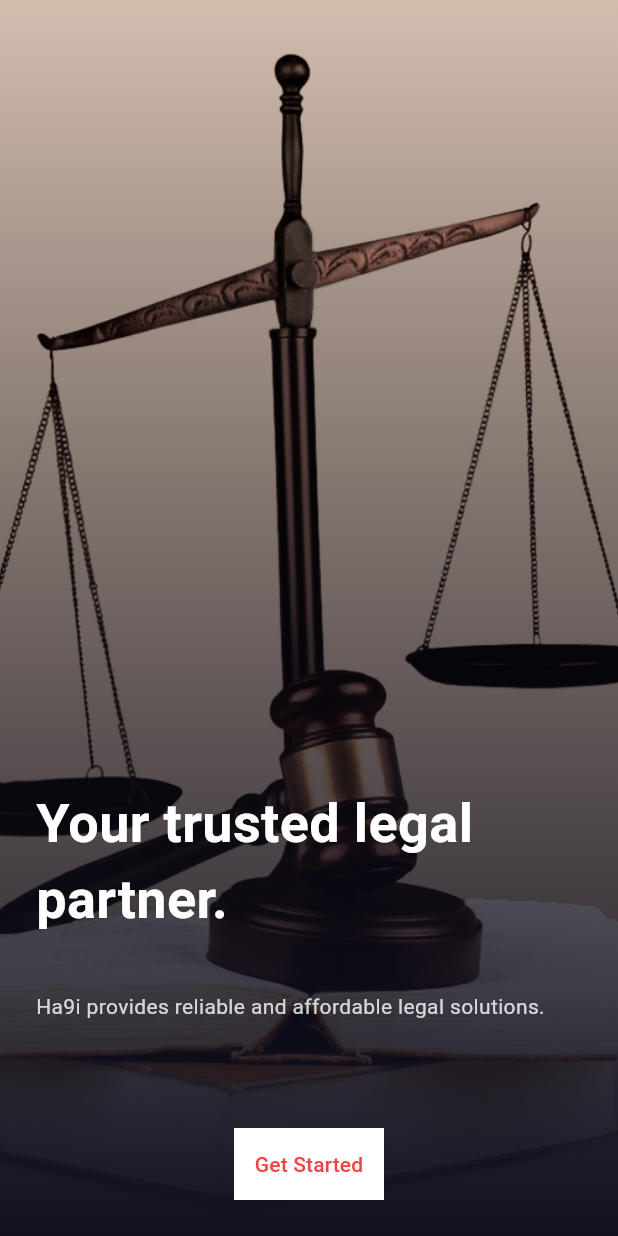
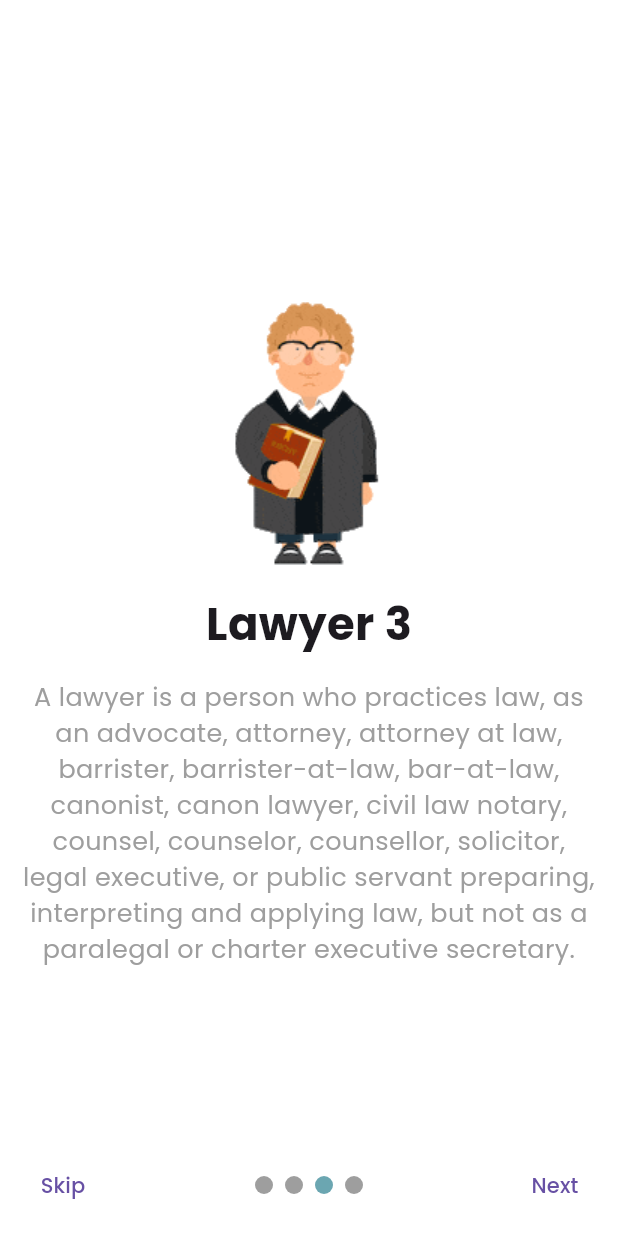
Before and after one commit to Dar-Dev-Hub/Ha9i, a Flutter app: the screen it shows after launch, swiped to page 3, on a phone screen of 412 x 824 dp. Run offline on Flutter 3.47's test engine with Material 3 defaults, Android fonts, the phone set to English and light mode, and no system bars; drawn by our look-alikes of smooth_page_indicator; our stand-ins replace flutter_svg, get, get_storage.

Commit message:
onboarding done 🐸

```diff
--- a/lib/main.dart
+++ b/lib/main.dart
@@ -1,21 +1,29 @@
 import 'package:flutter/material.dart';
 import 'package:get/get.dart';
+import 'package:get_storage/get_storage.dart';
+import 'package:ha9i/screens/auth/get_started.dart';
+import 'package:ha9i/screens/onboarding/onboarding_view.dart';
 import 'package:ha9i/theme/theme.dart';
-import 'screens/splash/splash_screen.dart';
 
-void main() {
-  runApp(const Ha9i());
+void main() async {
+  WidgetsFlutterBinding.ensureInitialized();
+  GetStorage().write('onboarding', false);
+  await GetStorage.init();
+  bool onboarding = GetStorage().read('onboarding') ?? false;
+  runApp(Ha9i(onboarding: onboarding));
 }
 
 class Ha9i extends StatelessWidget {
-  const Ha9i({super.key});
+  final bool onboarding;
+
+  const Ha9i({super.key, required this.onboarding});
 
   @override
   Widget build(BuildContext context) {
     return GetMaterialApp(
       debugShowCheckedModeBanner: false,
       theme: appTheme,
-      home: const SplashScreen(),
+      home: onboarding ? const GetStarted() : const OnboardingView(),
     );
   }
 }
--- /dev/null
+++ b/lib/screens/onboarding/components/colors.dart
@@ -0,0 +1,3 @@
+import 'package:flutter/material.dart';
+
+const primaryColor = Color.fromARGB(255, 107, 166, 177);
--- /dev/null
+++ b/lib/screens/onboarding/onboarding_info.dart
@@ -0,0 +1,8 @@
+class OnboardingInfo {
+  final String title;
+  final String descriptions;
+  final String image;
+
+  OnboardingInfo(
+      {required this.title, required this.descriptions, required this.image});
+}
--- /dev/null
+++ b/lib/screens/onboarding/onboarding_items.dart
@@ -0,0 +1,26 @@
+import 'onboarding_info.dart';
+
+class OnboardingItems {
+  List<OnboardingInfo> items = [
+    OnboardingInfo(
+        title: "Lawyer 1",
+        descriptions:
+            "A lawyer is a person who practices law, as an advocate, attorney, attorney at law, barrister, barrister-at-law, bar-at-law, canonist, canon lawyer, civil law notary, counsel, counselor, counsellor, solicitor, legal executive, or public servant preparing, interpreting and applying law, but not as a paralegal or charter executive secretary.",
+        image: "assets/images/onboarding/onboarding1.gif"),
+    OnboardingInfo(
+        title: "Lawyer 2",
+        descriptions:
+            "A lawyer is a person who practices law, as an advocate, attorney, attorney at law, barrister, barrister-at-law, bar-at-law, canonist, canon lawyer, civil law notary, counsel, counselor, counsellor, solicitor, legal executive, or public servant preparing, interpreting and applying law, but not as a paralegal or charter executive secretary.",
+        image: "assets/images/onboarding/onboarding2.gif"),
+    OnboardingInfo(
+        title: "Lawyer 3",
+        descriptions:
+            "A lawyer is a person who practices law, as an advocate, attorney, attorney at law, barrister, barrister-at-law, bar-at-law, canonist, canon lawyer, civil law notary, counsel, counselor, counsellor, solicitor, legal executive, or public servant preparing, interpreting and applying law, but not as a paralegal or charter executive secretary.",
+        image: "assets/images/onboarding/onboarding3.gif"),
+    OnboardingInfo(
+        title: "Lawyer 4",
+        descriptions:
+            "A lawyer is a person who practices law, as an advocate, attorney, attorney at law, barrister, barrister-at-law, bar-at-law, canonist, canon lawyer, civil law notary, counsel, counselor, counsellor, solicitor, legal executive, or public servant preparing, interpreting and applying law, but not as a paralegal or charter executive secretary.",
+        image: "assets/images/onboarding/onboarding4.gif"),
+  ];
+}
--- /dev/null
+++ b/lib/screens/onboarding/onboarding_view.dart
@@ -0,0 +1,112 @@
+import 'package:flutter/material.dart';
+import 'package:get_storage/get_storage.dart';
+import 'package:ha9i/screens/auth/get_started.dart';
+import 'package:ha9i/screens/onboarding/components/colors.dart';
+import 'package:ha9i/screens/onboarding/onboarding_items.dart';
+import 'package:smooth_page_indicator/smooth_page_indicator.dart';
+
+class OnboardingView extends StatefulWidget {
+  const OnboardingView({super.key});
+
+  @override
+  State<OnboardingView> createState() => _OnboardingViewState();
+}
+
+class _OnboardingViewState extends State<OnboardingView> {
+  final controller = OnboardingItems();
+  final pageController = PageController();
+
+  bool isLastPage = false;
+
+  @override
+  Widget build(BuildContext context) {
+    return Scaffold(
+      bottomSheet: Container(
+        color: Colors.white,
+        padding: const EdgeInsets.symmetric(horizontal: 10, vertical: 10),
+        child: isLastPage
+            ? getStarted()
+            : Row(
+                mainAxisAlignment: MainAxisAlignment.spaceBetween,
+                children: [
+                  TextButton(
+                      onPressed: () => pageController
+                          .jumpToPage(controller.items.length - 1),
+                      child: const Text("Skip")),
+                  SmoothPageIndicator(
+                    controller: pageController,
+                    count: controller.items.length,
+                    onDotClicked: (index) => pageController.animateToPage(index,
+                        duration: const Duration(milliseconds: 600),
+                        curve: Curves.easeIn),
+                    effect: const WormEffect(
+                      dotHeight: 12,
+                      dotWidth: 12,
+                      activeDotColor: primaryColor,
+                    ),
+                  ),
+                  TextButton(
+                      onPressed: () => pageController.nextPage(
+                          duration: const Duration(milliseconds: 600),
+                          curve: Curves.easeIn),
+                      child: const Text("Next")),
+                ],
+              ),
+      ),
+      body: Container(
+        margin: const EdgeInsets.symmetric(horizontal: 15),
+        child: PageView.builder(
+            onPageChanged: (index) => setState(
+                () => isLastPage = controller.items.length - 1 == index),
+            itemCount: controller.items.length,
+            controller: pageController,
+            itemBuilder: (context, index) {
+              return Column(
+                mainAxisAlignment: MainAxisAlignment.center,
+                children: [
+                  Image.asset(controller.items[index].image),
+                  const SizedBox(height: 15),
+                  Text(
+                    controller.items[index].title,
+                    style: const TextStyle(
+                        fontSize: 30, fontWeight: FontWeight.bold),
+                  ),
+                  const SizedBox(height: 15),
+                  Text(controller.items[index].descriptions,
+                      style: const TextStyle(color: Colors.grey, fontSize: 17),
+                      textAlign: TextAlign.center),
+                ],
+              );
+            }),
+      ),
+    );
+  }
+
+  //Now the problem is when press get started button
+  // after re run the app we see again the onboarding screen
+  // so lets do one time onboarding
+
+  //Get started button
+
+  Widget getStarted() {
+    return Container(
+      decoration: BoxDecoration(
+        borderRadius: BorderRadius.circular(8),
+        color: primaryColor,
+      ),
+      width: MediaQuery.of(context).size.width * .9,
+      height: 55,
+      child: TextButton(
+        onPressed: () {
+          GetStorage().write('onboarding', true);
+          if (!mounted) return;
+          Navigator.pushReplacement(
+            context,
+            MaterialPageRoute(builder: (context) => const GetStarted()),
+          );
+        },
+        child: const Text("Get started", style: TextStyle(color: Colors.white)),
+      ),
+    );
+  }
+}
--- a/lib/theme/theme.dart
+++ b/lib/theme/theme.dart
@@ -1,9 +1,9 @@
 import 'package:flutter/material.dart';
-import 'package:ha9i/const/constants.dart';
 
 final ThemeData appTheme = ThemeData(
   scaffoldBackgroundColor: Colors.white,
   primarySwatch: Colors.amber,
+  fontFamily: 'Poppins',
   elevatedButtonTheme: ElevatedButtonThemeData(
     style: ElevatedButton.styleFrom(
       minimumSize: const Size(double.infinity, 48),
@@ -18,10 +18,17 @@ final ThemeData appTheme = ThemeData(
   inputDecorationTheme: InputDecorationTheme(
     fillColor: const Color(0xFFFBFBFB),
     filled: true,
-    border: defaultOutlineInputBorder,
-    enabledBorder: defaultOutlineInputBorder,
-    focusedBorder: const OutlineInputBorder(
-      borderSide: BorderSide(color: Color.fromARGB(255, 255, 1, 1)),
+    border: OutlineInputBorder(
+      borderSide: BorderSide.none,
+      borderRadius: BorderRadius.circular(8),
+    ),
+    enabledBorder: OutlineInputBorder(
+      borderSide: BorderSide.none,
+      borderRadius: BorderRadius.circular(8),
+    ),
+    focusedBorder: OutlineInputBorder(
+      borderSide: const BorderSide(color: Color.fromARGB(255, 255, 1, 1)),
+      borderRadius: BorderRadius.circular(8),
     ),
   ),
 );
```
Also changed, not shown: pubspec.yaml (+10 -11 lines), assets/images/onboarding/onboarding1.gif (added), assets/images/onboarding/onboarding2.gif (added), assets/images/onboarding/onboarding3.gif (added), assets/images/onboarding/onboarding4.gif (added).
